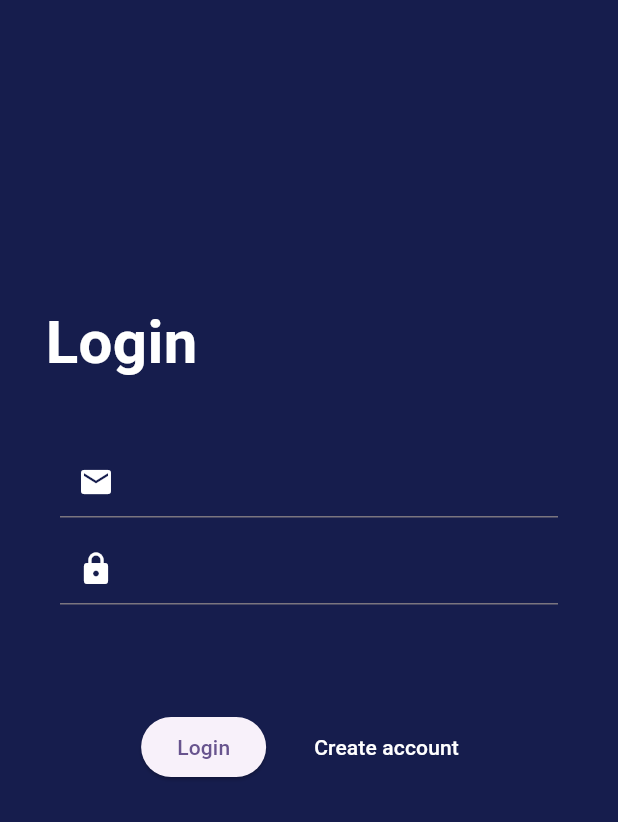
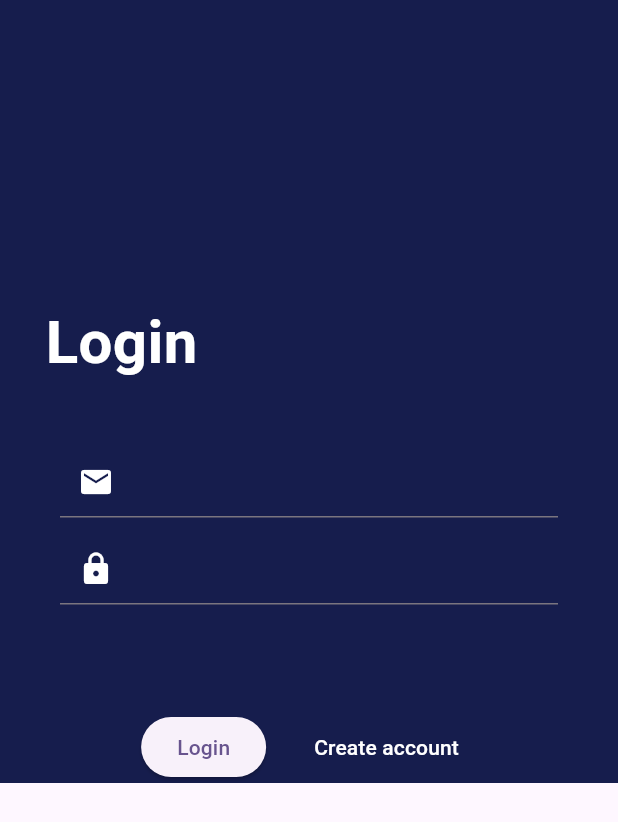
Before and after one commit to Solex02/mog_flutter, a Flutter app: the SingUpPage screen opened directly, after a tap on "Back", on a phone screen of 412 x 824 dp. Shown: the top 822 px of the screen. Run offline on Flutter 3.47's test engine with Material 3 defaults, Android fonts, the light colour scheme and no system bars; our stand-ins replace image_picker, otp_text_field, shared_preferences, supabase_flutter; missing offline and left inert: crypt; accounts and stored records are empty.

Commit message:
Arreglando singup page y login page

```diff
--- a/lib/others/resendController.dart
+++ b/lib/others/resendController.dart
@@ -26,6 +26,7 @@ class resendController {
         'service_id': serviceId,
         "template_id": templateId,
         "user_id": userId,
+        "accessToken" : "cFHAZLPqwuC6ulVNfxUQ2",
         "template_params": {
           "user_name": userName,
           "user_email": userEmail,
--- a/lib/others/supabaseController.dart
+++ b/lib/others/supabaseController.dart
@@ -11,7 +11,7 @@ class supabaseController {
 
   Future<void> createAccount(String user, String email, String password) async {
     print("new user $user, $email, ${hashpass(password)}");
-    await supabase.from('usuarios').insert({'nombre': user, 'contraseña': hashpass(password), 'email':email});
+    await supabase.from('usuarios').insert({'nombre': user, 'contraseña': hashpass(password), 'email':email, 'seguidores':0, 'seguidos':0, 'marchas_totales': 0});
   }
 
   Future<bool> emailCheck(String email) async {
--- a/lib/pages/login.dart
+++ b/lib/pages/login.dart
@@ -53,7 +53,7 @@ class _LoginPageState extends State<LoginPage> {
   @override
   Widget build(BuildContext context) {
     return Scaffold(
-      body: Container(
+      body: SingleChildScrollView(physics: NeverScrollableScrollPhysics(), child: Container(
           color: Color.fromARGB(255, 22, 29, 77),
           child: Column(
             children: [
@@ -112,7 +112,7 @@ class _LoginPageState extends State<LoginPage> {
                 ],
               )
             ],
-          )),
+          )),)
     );
   }
 }
--- a/lib/pages/singup.dart
+++ b/lib/pages/singup.dart
@@ -97,19 +97,21 @@ void sendEmail() {
 
 
   // funcion para verificar que el codigo que se le ha enviado al usuairio por email es correcto
-  void codeVerification(pin) {
+  void codeVerification(String pin) {
   print("Entered PIN: $pin");
-    print("Stored Verification Code: ${resend.getVerifyCode()}");
+  int storedVerificationCode = resend.getVerifyCode();
 
-    if (pin.toString() == resend.getVerifyCode().toString()) {
+  if (pin != null && storedVerificationCode != null && pin.toString() == storedVerificationCode.toString()) {
     print("Verification code correct");
     supa.createAccount(userNameController.text, emailController.text, passwordController.text);
   } else {
     print("Verification code incorrect");
-      print(resend.getVerifyCode().toString());
+    print(storedVerificationCode);
     print(pin.toString());
   }
 }
+
+
 
   //funcion para enviar email
 
@@ -127,7 +129,13 @@ void sendEmail() {
 
   @override
   Widget build(BuildContext context) {
-    var children2 = [
+    return Scaffold(
+      body: SingleChildScrollView(
+        physics: NeverScrollableScrollPhysics(),
+        child: Container(
+          color: Color.fromARGB(255, 22, 29, 77),
+          child: Column(
+            children: [
       SizedBox(height: 200),
       Container(
         margin: EdgeInsets.only(right: 115, bottom: 30),
@@ -171,7 +179,7 @@ void sendEmail() {
       Row(
         mainAxisAlignment: MainAxisAlignment.center,
         children: [
-          ElevatedButton(onPressed: () {/*doesEmailExist();*/ }, child: Text("Create account")),
+          ElevatedButton(onPressed: () {doesEmailExist(); }, child: Text("Create account")),
           SizedBox(
             width: 20,
           ),
@@ -186,13 +194,8 @@ void sendEmail() {
           )
         ],
       )
-    ];
-    return Scaffold(
-      body: Container(
-          color: Color.fromARGB(255, 22, 29, 77),
-          child: Column(
-            children: children2,
-          )),
+    ],
+          )),)
     );
   }
 }
--- a/pubspec.yaml
+++ b/pubspec.yaml
@@ -40,7 +40,7 @@ dependencies:
   supabase_flutter: ^2.3.0
   crypt: ^4.3.1
   flutter_animate: ^4.4.0
-
+  image_picker: ^1.0.7
 dev_dependencies:
   flutter_test:
     sdk: flutter
```
Also changed, not shown: lib/main.dart (+10 -3 lines), pubspec.lock. Lines whose indentation alone changed are shown as unchanged.
